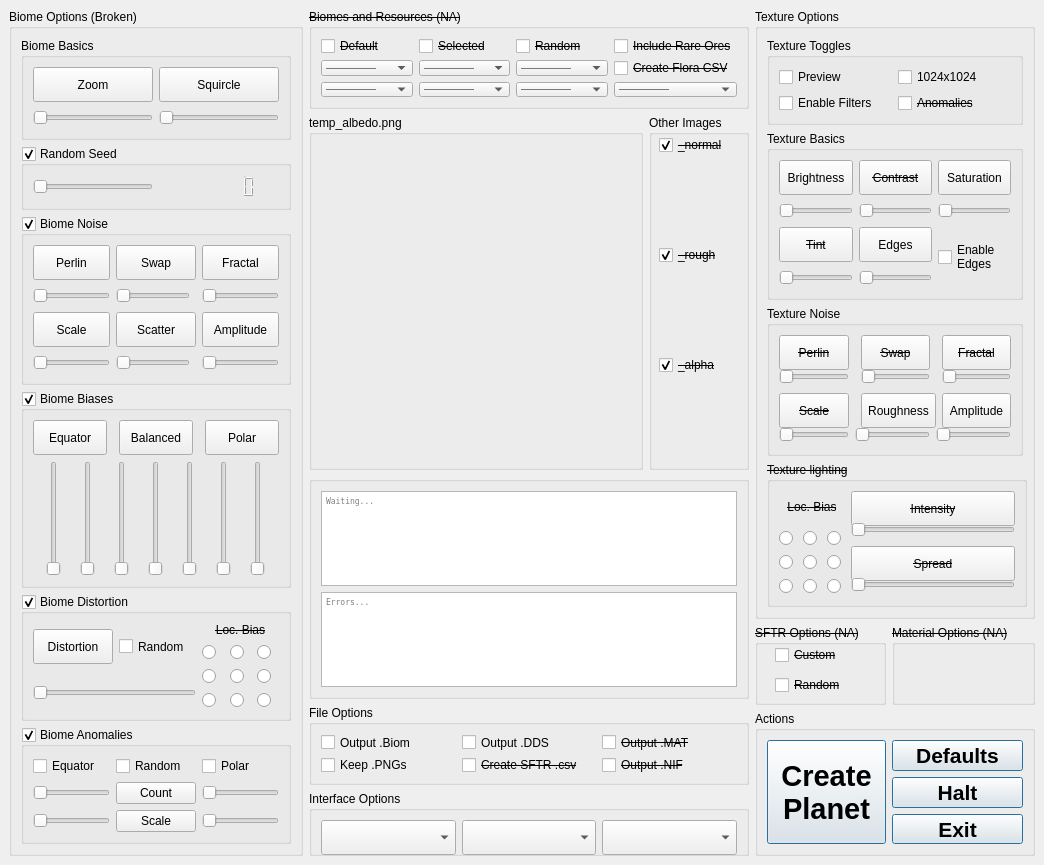
This is PlanetBiomes/src/mainwindow.ui in goarray/PlanetBiomGenerator as Qt 5 draws it before an edit. The edited form follows.
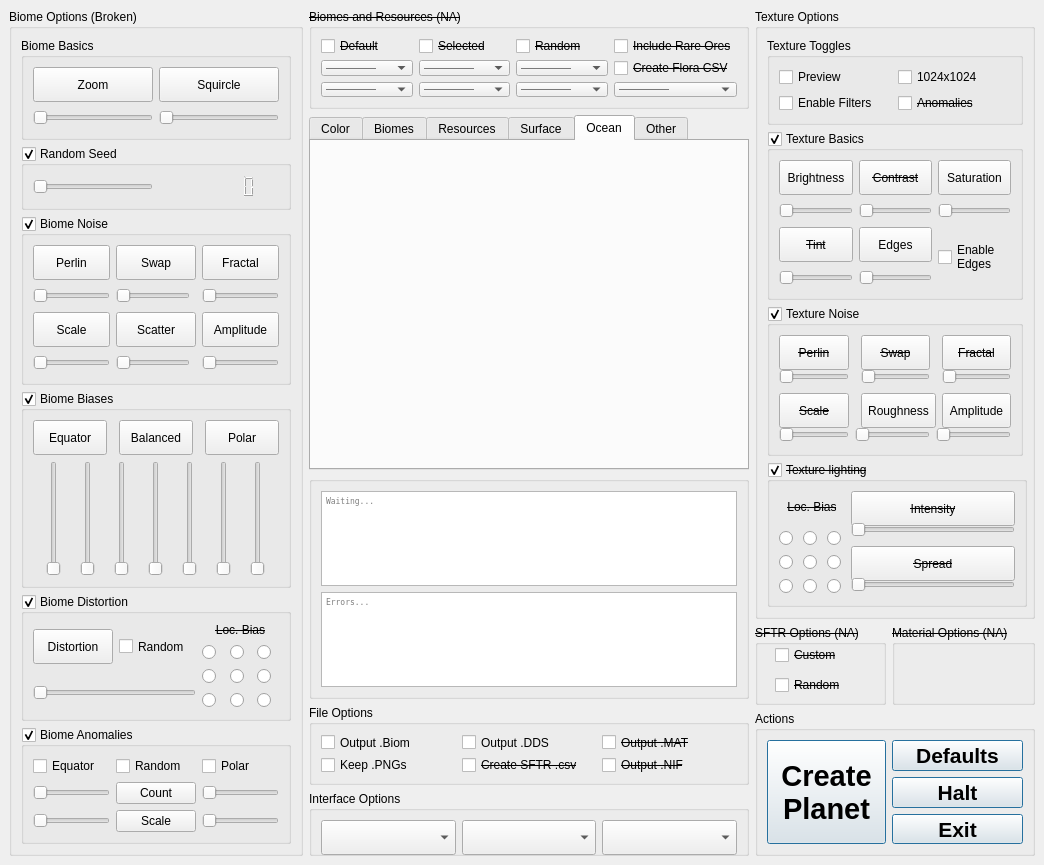
This is the edited form. Icons and pictures are not drawn.

Commit message: Added visible resource map and properly combined dds textures for planet application.

```diff
--- a/PlanetBiomes/src/mainwindow.ui
+++ b/PlanetBiomes/src/mainwindow.ui
@@ -1115,7 +1115,7 @@
       <item>
        <layout class="QHBoxLayout" name="horizontalLayout">
         <item>
-         <widget class="QGroupBox" name="albedo_preview_group">
+         <widget class="QTabWidget" name="enable_color">
           <property name="sizePolicy">
            <sizepolicy hsizetype="Expanding" vsizetype="Expanding">
             <horstretch>0</horstretch>
@@ -1124,19 +1124,29 @@
           </property>
           <property name="minimumSize">
            <size>
-            <width>320</width>
+            <width>0</width>
             <height>355</height>
            </size>
           </property>
-          <property name="title">
-           <string>temp_albedo.png</string>
+          <property name="contextMenuPolicy">
+           <enum>Qt::ContextMenuPolicy::CustomContextMenu</enum>
           </property>
-          <property name="checkable">
-           <bool>false</bool>
+          <property name="currentIndex">
+           <number>4</number>
           </property>
-          <layout class="QGridLayout" name="gridLayout_2">
-           <item row="0" column="0">
-            <widget class="QLabel" name="albedo_preview_image">
+          <widget class="QWidget" name="enable_colorPage1" native="true">
+           <attribute name="title">
+            <string>Color</string>
+           </attribute>
+           <widget class="QLabel" name="color_preview_image">
+            <property name="geometry">
+             <rect>
+              <x>60</x>
+              <y>10</y>
+              <width>311</width>
+              <height>311</height>
+             </rect>
+            </property>
              <property name="sizePolicy">
               <sizepolicy hsizetype="Expanding" vsizetype="Expanding">
                <horstretch>0</horstretch>
@@ -1168,98 +1178,18 @@
               <bool>true</bool>
              </property>
             </widget>
-           </item>
-          </layout>
-         </widget>
-        </item>
-        <item>
-         <widget class="QGroupBox" name="other_images_group">
-          <property name="sizePolicy">
-           <sizepolicy hsizetype="Expanding" vsizetype="Preferred">
-            <horstretch>0</horstretch>
-            <verstretch>0</verstretch>
-           </sizepolicy>
-          </property>
-          <property name="minimumSize">
-           <size>
-            <width>100</width>
-            <height>0</height>
-           </size>
-          </property>
-          <property name="title">
-           <string>Other Images</string>
-          </property>
-          <widget class="QCheckBox" name="enable_normal">
+          </widget>
+          <widget class="QWidget" name="tab">
+           <attribute name="title">
+            <string>Biomes</string>
+           </attribute>
+           <widget class="QLabel" name="biome_preview_image">
            <property name="geometry">
             <rect>
-             <x>10</x>
-             <y>20</y>
-             <width>69</width>
-             <height>20</height>
-            </rect>
-           </property>
-           <property name="font">
-            <font>
-             <strikeout>true</strikeout>
-            </font>
-           </property>
-           <property name="text">
-            <string>_normal</string>
-           </property>
-           <property name="checkable">
-            <bool>true</bool>
-           </property>
-           <property name="checked">
-            <bool>true</bool>
-           </property>
-          </widget>
-          <widget class="QCheckBox" name="enable_rough">
-           <property name="geometry">
-            <rect>
-             <x>10</x>
-             <y>130</y>
-             <width>63</width>
-             <height>20</height>
-            </rect>
-           </property>
-           <property name="font">
-            <font>
-             <strikeout>true</strikeout>
-            </font>
-           </property>
-           <property name="text">
-            <string>_rough</string>
-           </property>
-           <property name="checked">
-            <bool>true</bool>
-           </property>
-          </widget>
-          <widget class="QLabel" name="rough_preview_image">
-           <property name="geometry">
-            <rect>
-             <x>10</x>
-             <y>150</y>
-             <width>81</width>
-             <height>81</height>
-            </rect>
-           </property>
-           <property name="text">
-            <string/>
-           </property>
-           <property name="pixmap">
-            <pixmap>../assets/images/progress_1.gif</pixmap>
-           </property>
-           <property name="scaledContents">
-            <bool>true</bool>
-           </property>
-          </widget>
-          <widget class="QLabel" name="normal_preview_image">
-           <property name="geometry">
-            <rect>
-             <x>11</x>
-             <y>42</y>
-             <width>81</width>
-             <height>81</height>
+              <x>60</x>
+              <y>10</y>
+              <width>311</width>
+              <height>311</height>
             </rect>
            </property>
            <property name="text">
@@ -1272,28 +1202,36 @@
             <bool>true</bool>
            </property>
           </widget>
-          <widget class="QCheckBox" name="enable_alpha">
+          </widget>
+          <widget class="QWidget" name="tab_2">
+           <attribute name="title">
+            <string>Resources</string>
+           </attribute>
+           <widget class="QLabel" name="resource_preview_image">
            <property name="geometry">
             <rect>
-             <x>10</x>
-             <y>240</y>
-             <width>60</width>
-             <height>20</height>
-            </rect>
-           </property>
-           <property name="font">
-            <font>
-             <strikeout>true</strikeout>
-            </font>
-           </property>
+              <x>60</x>
+              <y>10</y>
+              <width>311</width>
+              <height>311</height>
+             </rect>
+            </property>
            <property name="text">
-            <string>_alpha</string>
-           </property>
-           <property name="checked">
+             <string/>
+            </property>
+            <property name="pixmap">
+             <pixmap>../assets/images/progress_1.gif</pixmap>
+            </property>
+            <property name="scaledContents">
             <bool>true</bool>
            </property>
           </widget>
-          <widget class="QLabel" name="alpha_preview_image">
+          </widget>
+          <widget class="QWidget" name="tab_3">
+           <attribute name="title">
+            <string>Surface</string>
+           </attribute>
+           <widget class="QLabel" name="surface_preview_image">
            <property name="geometry">
             <rect>
              <x>10</x>
@@ -1313,6 +1251,45 @@
            </property>
           </widget>
          </widget>
+          <widget class="QWidget" name="tab_4">
+           <attribute name="title">
+            <string>Ocean</string>
+           </attribute>
+           <widget class="QLabel" name="ocean_preview_image">
+            <property name="geometry">
+             <rect>
+              <x>60</x>
+              <y>10</y>
+              <width>311</width>
+              <height>311</height>
+             </rect>
+            </property>
+            <property name="text">
+             <string/>
+            </property>
+            <property name="pixmap">
+             <pixmap>../assets/images/progress_3.gif</pixmap>
+            </property>
+            <property name="scaledContents">
+             <bool>true</bool>
+            </property>
+           </widget>
+          </widget>
+          <widget class="QWidget" name="tab_5">
+           <attribute name="title">
+            <string>Other</string>
+           </attribute>
+           <layout class="QGridLayout" name="gridLayout_2">
+            <item row="0" column="0">
+             <widget class="QGroupBox" name="groupBox">
+              <property name="title">
+               <string>GroupBox</string>
+              </property>
+             </widget>
+            </item>
+           </layout>
+          </widget>
+         </widget>
         </item>
        </layout>
       </item>
@@ -1884,6 +1861,9 @@
            <property name="title">
             <string>Texture Basics</string>
            </property>
+           <property name="checkable">
+            <bool>true</bool>
+           </property>
            <layout class="QGridLayout" name="gridLayout_13">
             <item row="4" column="0">
              <widget class="QSlider" name="tint_factor">
@@ -2137,6 +2117,9 @@
            <property name="title">
             <string>Texture Noise</string>
            </property>
+           <property name="checkable">
+            <bool>true</bool>
+           </property>
            <layout class="QGridLayout" name="gridLayout_12">
             <item row="0" column="4">
              <widget class="QPushButton" name="fractal_octaves_reset">
@@ -2441,6 +2424,9 @@
            <property name="title">
             <string>Texture lighting</string>
            </property>
+           <property name="checkable">
+            <bool>true</bool>
+           </property>
            <layout class="QGridLayout" name="gridLayout_11">
             <item row="0" column="0" rowspan="4">
              <layout class="QGridLayout" name="gridLayout_17">
```
Left out of the diff: 60 changed lines with no effect on the pictures. Lines whose indentation alone changed are shown as unchanged. The commit also changes 12 other files.
